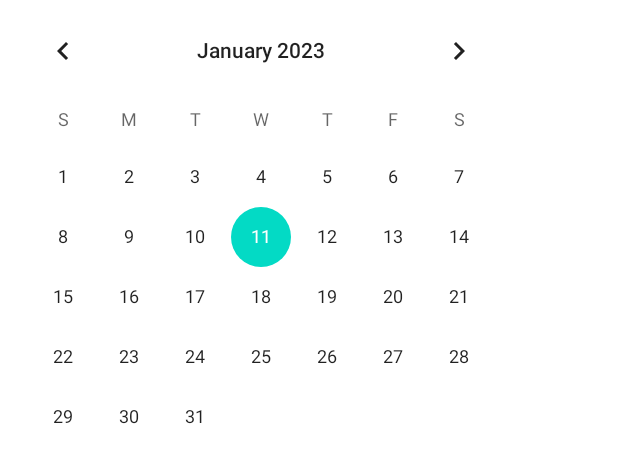
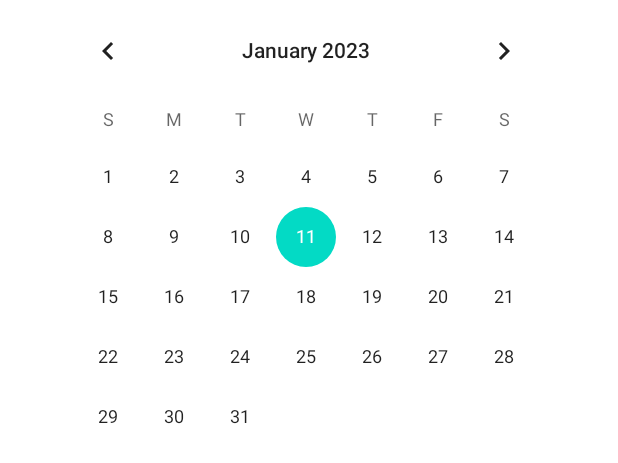
Before and after one commit to xodus5/iruri_project, an Android app: the layout calender_todo.xml on its own in the app's theme, with its tools: preview values and no code run, on a phone screen of 412 x 824 dp. Shown: the top 463 px of the screen. Run offline under Robolectric (Android 15) with nearby library versions, the phone set to English and light mode, and no system bars.

```diff
--- a/app/src/main/res/layout/calender_todo.xml
+++ b/app/src/main/res/layout/calender_todo.xml
@@ -6,8 +6,8 @@
 
     <CalendarView
         android:layout_width="wrap_content"
-        android:layout_height="wrap_content">
-
+        android:layout_height="wrap_content"
+        android:layout_marginLeft="30dp">
     </CalendarView>
 
 
```
Also changed, not shown: 1 other file.
